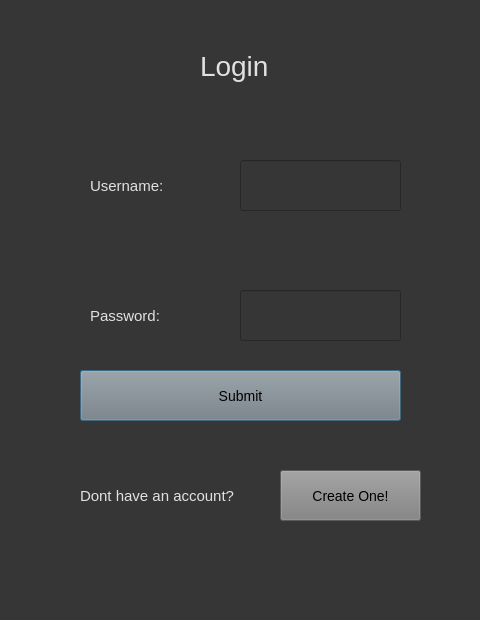
ReiZedlav/CC15---ELISTA, file login.ui: the form before one commit.
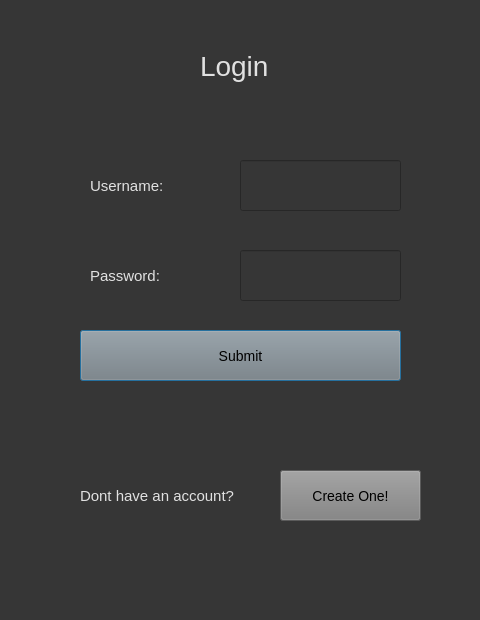
The form after the commit.

What changed in the file:
```diff
--- a/login.ui
+++ b/login.ui
@@ -53,7 +53,7 @@
    <property name="geometry">
     <rect>
      <x>90</x>
-     <y>290</y>
+     <y>250</y>
      <width>111</width>
      <height>51</height>
     </rect>
@@ -85,7 +85,7 @@
    <property name="geometry">
     <rect>
      <x>240</x>
-     <y>290</y>
+     <y>250</y>
      <width>161</width>
      <height>51</height>
     </rect>
@@ -101,7 +101,7 @@
    <property name="geometry">
     <rect>
      <x>80</x>
-     <y>370</y>
+     <y>330</y>
      <width>321</width>
      <height>51</height>
     </rect>
```
